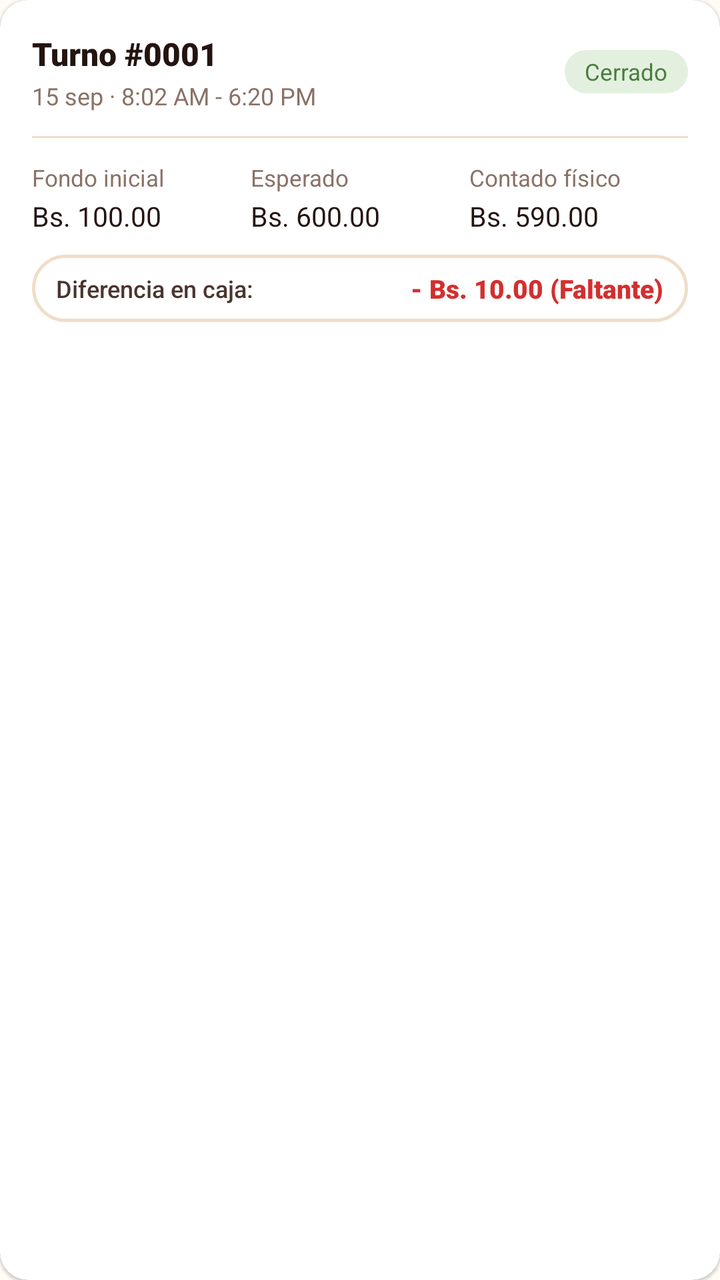
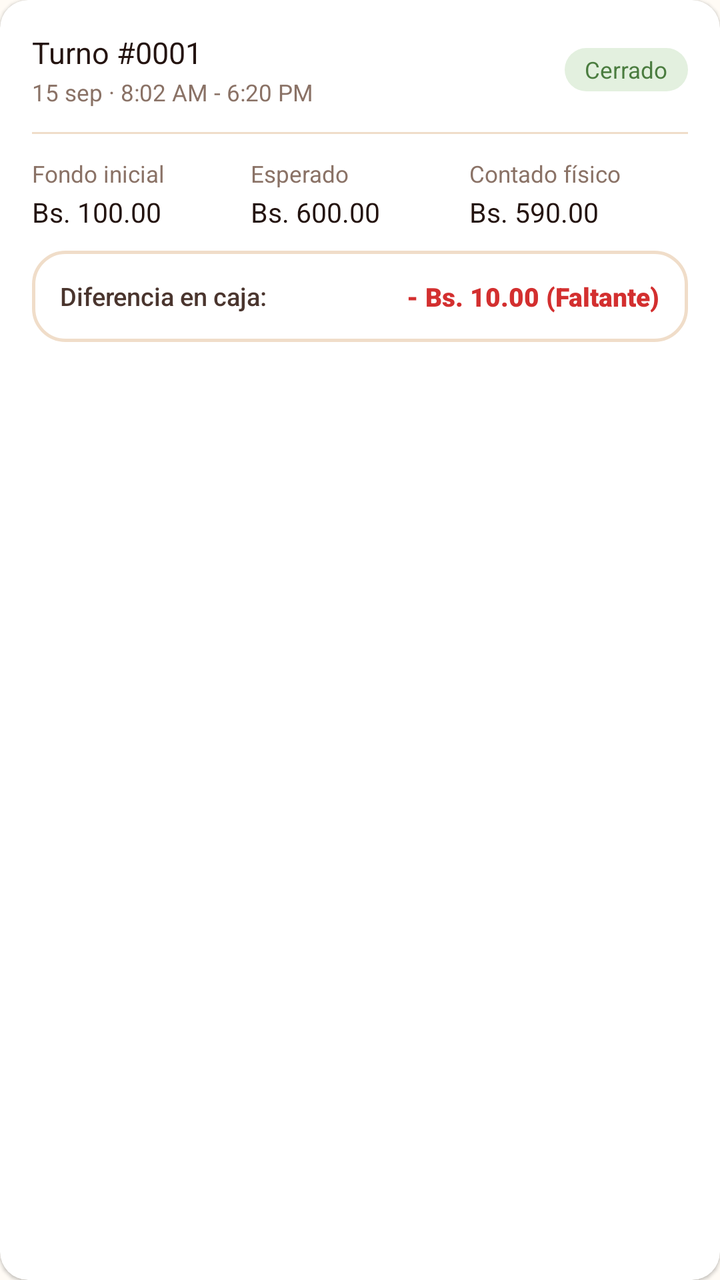

The first picture is an Android layout as it rendered before a commit; the second is the same layout after the commit. The layout source and the unified diff follow.
<!-- AndroidManifest.xml: application theme Theme.Pollogithub -->
<!-- res/layout/item_historial_turno.xml -->
<?xml version="1.0" encoding="utf-8"?>
<androidx.cardview.widget.CardView xmlns:android="http://schemas.android.com/apk/res/android"
    xmlns:app="http://schemas.android.com/apk/res-auto"
    android:layout_width="match_parent"
    android:layout_height="wrap_content"
    android:layout_marginHorizontal="16dp"
    android:layout_marginVertical="6dp"
    app:cardBackgroundColor="@color/white"
    app:cardCornerRadius="14dp"
    app:cardElevation="1dp"
    app:strokeColor="@color/line_color"
    app:strokeWidth="1dp">

    <LinearLayout
        android:layout_width="match_parent"
        android:layout_height="wrap_content"
        android:orientation="vertical"
        android:padding="16dp">

        
        <LinearLayout
            android:layout_width="match_parent"
            android:layout_height="wrap_content"
            android:gravity="center_vertical"
            android:orientation="horizontal">

            <LinearLayout
                android:layout_width="0dp"
                android:layout_height="wrap_content"
                android:layout_weight="1"
                android:orientation="vertical">

                <TextView
                    android:id="@+id/tvTurnoNumero"
                    android:layout_width="wrap_content"
                    android:layout_height="wrap_content"
                    android:fontFamily="sans-serif-black"
                    android:text="Turno #0001"
                    android:textColor="@color/char_900"
                    android:textSize="16sp" />

                <TextView
                    android:id="@+id/tvTurnoFechas"
                    android:layout_width="wrap_content"
                    android:layout_height="wrap_content"
                    android:layout_marginTop="2dp"
                    android:fontFamily="sans-serif"
                    android:text="15 sep · 8:02 AM - 6:20 PM"
                    android:textColor="@color/char_400"
                    android:textSize="12sp" />
            </LinearLayout>

            <TextView
                android:id="@+id/tvTurnoEstadoBadge"
                android:layout_width="wrap_content"
                android:layout_height="wrap_content"
                android:background="@drawable/bg_badge_active_shift"
                android:fontFamily="sans-serif-bold"
                android:paddingHorizontal="10dp"
                android:paddingVertical="3dp"
                android:text="Cerrado"
                android:textColor="@color/ok_600"
                android:textSize="11.5sp" />
        </LinearLayout>

        <View
            android:layout_width="match_parent"
            android:layout_height="1dp"
            android:layout_marginVertical="12dp"
            android:background="@color/line_color" />

        
        <LinearLayout
            android:layout_width="match_parent"
            android:layout_height="wrap_content"
            android:orientation="horizontal">

            <LinearLayout
                android:layout_width="0dp"
                android:layout_height="wrap_content"
                android:layout_weight="1"
                android:orientation="vertical">

                <TextView
                    android:layout_width="wrap_content"
                    android:layout_height="wrap_content"
                    android:fontFamily="sans-serif"
                    android:text="Fondo inicial"
                    android:textColor="@color/char_400"
                    android:textSize="11.5sp" />

                <TextView
                    android:id="@+id/tvFondoInicialItem"
                    android:layout_width="wrap_content"
                    android:layout_height="wrap_content"
                    android:layout_marginTop="2dp"
                    android:fontFamily="sans-serif-bold"
                    android:text="Bs. 100.00"
                    android:textColor="@color/char_900"
                    android:textSize="13.5sp" />
            </LinearLayout>

            <LinearLayout
                android:layout_width="0dp"
                android:layout_height="wrap_content"
                android:layout_weight="1"
                android:orientation="vertical">

                <TextView
                    android:layout_width="wrap_content"
                    android:layout_height="wrap_content"
                    android:fontFamily="sans-serif"
                    android:text="Esperado"
                    android:textColor="@color/char_400"
                    android:textSize="11.5sp" />

                <TextView
                    android:id="@+id/tvEsperadoItem"
                    android:layout_width="wrap_content"
                    android:layout_height="wrap_content"
                    android:layout_marginTop="2dp"
                    android:fontFamily="sans-serif-bold"
                    android:text="Bs. 600.00"
                    android:textColor="@color/char_900"
                    android:textSize="13.5sp" />
            </LinearLayout>

            <LinearLayout
                android:layout_width="0dp"
                android:layout_height="wrap_content"
                android:layout_weight="1"
                android:orientation="vertical">

                <TextView
                    android:layout_width="wrap_content"
                    android:layout_height="wrap_content"
                    android:fontFamily="sans-serif"
                    android:text="Contado físico"
                    android:textColor="@color/char_400"
                    android:textSize="11.5sp" />

                <TextView
                    android:id="@+id/tvContadoItem"
                    android:layout_width="wrap_content"
                    android:layout_height="wrap_content"
                    android:layout_marginTop="2dp"
                    android:fontFamily="sans-serif-bold"
                    android:text="Bs. 590.00"
                    android:textColor="@color/char_900"
                    android:textSize="13.5sp" />
            </LinearLayout>
        </LinearLayout>

        
        <LinearLayout
            android:id="@+id/layoutDiferencia"
            android:layout_width="match_parent"
            android:layout_height="wrap_content"
            android:layout_marginTop="10dp"
            android:background="@drawable/bg_order_card"
            android:gravity="center_vertical"
            android:orientation="horizontal"
            android:paddingHorizontal="12dp"
            android:paddingVertical="8dp">

            <TextView
                android:id="@+id/tvDiferenciaLabel"
                android:layout_width="0dp"
                android:layout_height="wrap_content"
                android:layout_weight="1"
                android:fontFamily="sans-serif-medium"
                android:text="Diferencia en caja:"
                android:textColor="@color/char_700"
                android:textSize="12sp" />

            <TextView
                android:id="@+id/tvDiferenciaMonto"
                android:layout_width="wrap_content"
                android:layout_height="wrap_content"
                android:fontFamily="sans-serif-black"
                android:text="- Bs. 10.00 (Faltante)"
                android:textColor="#D32F2F"
                android:textSize="13sp" />
        </LinearLayout>

    </LinearLayout>
</androidx.cardview.widget.CardView>
<!-- resources referenced by this layout -->
<resources>
  <color name="char_400">#8A7266</color>
  <color name="char_700">#4A352E</color>
  <color name="char_900">#241410</color>
  <color name="ok_600">#4A7C3F</color>
  <color name="white">#FFFFFFFF</color>
  <color name="ok_100">#E3F0DF</color>
  <color name="paper_50">#FFFBF5</color>
  <color name="ember_100">#FFE4D1</color>
  <color name="ember_700">#9C2F0E</color>
  <!-- unchanged entries left out for length: 6 -->
</resources>

<!-- the commit's change to res/layout/item_historial_turno.xml (unified diff, before → after) -->
@@ -1,21 +1,17 @@
 <?xml version="1.0" encoding="utf-8"?>
 <androidx.cardview.widget.CardView xmlns:android="http://schemas.android.com/apk/res/android"
     xmlns:app="http://schemas.android.com/apk/res-auto"
+    style="@style/Widget.Pollo.Card.White"
     android:layout_width="match_parent"
     android:layout_height="wrap_content"
-    android:layout_marginHorizontal="16dp"
-    android:layout_marginVertical="6dp"
-    app:cardBackgroundColor="@color/white"
-    app:cardCornerRadius="14dp"
-    app:cardElevation="1dp"
-    app:strokeColor="@color/line_color"
-    app:strokeWidth="1dp">
+    android:layout_marginHorizontal="@dimen/card_margin_horizontal"
+    android:layout_marginVertical="@dimen/card_margin_vertical">
 
     <LinearLayout
         android:layout_width="match_parent"
         android:layout_height="wrap_content"
         android:orientation="vertical"
-        android:padding="16dp">
+        android:padding="@dimen/spacing_l">
 
         
         <LinearLayout
@@ -32,42 +28,35 @@
 
                 <TextView
                     android:id="@+id/tvTurnoNumero"
+                    style="@style/TextAppearance.Pollo.Title.Small"
                     android:layout_width="wrap_content"
                     android:layout_height="wrap_content"
-                    android:fontFamily="sans-serif-black"
-                    android:text="Turno #0001"
-                    android:textColor="@color/char_900"
-                    android:textSize="16sp" />
+                    android:text="Turno #0001" />
 
                 <TextView
                     android:id="@+id/tvTurnoFechas"
+                    style="@style/TextAppearance.Pollo.Subtitle"
                     android:layout_width="wrap_content"
                     android:layout_height="wrap_content"
-                    android:layout_marginTop="2dp"
-                    android:fontFamily="sans-serif"
-                    android:text="15 sep · 8:02 AM - 6:20 PM"
-                    android:textColor="@color/char_400"
-                    android:textSize="12sp" />
+                    android:layout_marginTop="@dimen/spacing_2xs"
+                    android:text="15 sep · 8:02 AM - 6:20 PM" />
             </LinearLayout>
 
             <TextView
                 android:id="@+id/tvTurnoEstadoBadge"
+                style="@style/TextAppearance.Pollo.Badge.Status"
                 android:layout_width="wrap_content"
                 android:layout_height="wrap_content"
                 android:background="@drawable/bg_badge_active_shift"
-                android:fontFamily="sans-serif-bold"
                 android:paddingHorizontal="10dp"
                 android:paddingVertical="3dp"
                 android:text="Cerrado"
-                android:textColor="@color/ok_600"
-                android:textSize="11.5sp" />
+                android:textColor="@color/ok_600" />
         </LinearLayout>
 
         <View
-            android:layout_width="match_parent"
-            android:layout_height="1dp"
-            android:layout_marginVertical="12dp"
-            android:background="@color/line_color" />
+            style="@style/Widget.Pollo.Divider"
+            android:layout_marginVertical="@dimen/spacing_m" />
 
         
         <LinearLayout
@@ -82,22 +71,19 @@
                 android:orientation="vertical">
 
                 <TextView
+                    style="@style/TextAppearance.Pollo.Subtitle"
                     android:layout_width="wrap_content"
                     android:layout_height="wrap_content"
-                    android:fontFamily="sans-serif"
-                    android:text="Fondo inicial"
-                    android:textColor="@color/char_400"
-                    android:textSize="11.5sp" />
+                    android:text="Fondo inicial" />
 
                 <TextView
                     android:id="@+id/tvFondoInicialItem"
+                    style="@style/TextAppearance.Pollo.Body.Dark"
                     android:layout_width="wrap_content"
                     android:layout_height="wrap_content"
-                    android:layout_marginTop="2dp"
+                    android:layout_marginTop="@dimen/spacing_2xs"
                     android:fontFamily="sans-serif-bold"
-                    android:text="Bs. 100.00"
-                    android:textColor="@color/char_900"
-                    android:textSize="13.5sp" />
+                    android:text="Bs. 100.00" />
             </LinearLayout>
 
             <LinearLayout
@@ -107,22 +93,19 @@
                 android:orientation="vertical">
 
                 <TextView
+                    style="@style/TextAppearance.Pollo.Subtitle"
                     android:layout_width="wrap_content"
                     android:layout_height="wrap_content"
-                    android:fontFamily="sans-serif"
-                    android:text="Esperado"
-                    android:textColor="@color/char_400"
-                    android:textSize="11.5sp" />
+                    android:text="Esperado" />
 
                 <TextView
                     android:id="@+id/tvEsperadoItem"
+                    style="@style/TextAppearance.Pollo.Body.Dark"
                     android:layout_width="wrap_content"
                     android:layout_height="wrap_content"
-                    android:layout_marginTop="2dp"
+                    android:layout_marginTop="@dimen/spacing_2xs"
                     android:fontFamily="sans-serif-bold"
-                    android:text="Bs. 600.00"
-                    android:textColor="@color/char_900"
-                    android:textSize="13.5sp" />
+                    android:text="Bs. 600.00" />
             </LinearLayout>
 
             <LinearLayout
@@ -132,46 +115,41 @@
                 android:orientation="vertical">
 
                 <TextView
+                    style="@style/TextAppearance.Pollo.Subtitle"
                     android:layout_width="wrap_content"
                     android:layout_height="wrap_content"
-                    android:fontFamily="sans-serif"
-                    android:text="Contado físico"
-                    android:textColor="@color/char_400"
-                    android:textSize="11.5sp" />
+                    android:text="Contado físico" />
 
                 <TextView
                     android:id="@+id/tvContadoItem"
+                    style="@style/TextAppearance.Pollo.Body.Dark"
                     android:layout_width="wrap_content"
                     android:layout_height="wrap_content"
-                    android:layout_marginTop="2dp"
+                    android:layout_marginTop="@dimen/spacing_2xs"
                     android:fontFamily="sans-serif-bold"
-                    android:text="Bs. 590.00"
-                    android:textColor="@color/char_900"
-                    android:textSize="13.5sp" />
+                    android:text="Bs. 590.00" />
             </LinearLayout>
         </LinearLayout>
 
         
         <LinearLayout
             android:id="@+id/layoutDiferencia"
+            style="@style/Widget.Pollo.Card.Order"
             android:layout_width="match_parent"
             android:layout_height="wrap_content"
             android:layout_marginTop="10dp"
-            android:background="@drawable/bg_order_card"
             android:gravity="center_vertical"
             android:orientation="horizontal"
-            android:paddingHorizontal="12dp"
-            android:paddingVertical="8dp">
+            android:paddingHorizontal="@dimen/spacing_m"
+            android:paddingVertical="@dimen/spacing_s">
 
             <TextView
                 android:id="@+id/tvDiferenciaLabel"
+                style="@style/TextAppearance.Pollo.Label"
                 android:layout_width="0dp"
                 android:layout_height="wrap_content"
                 android:layout_weight="1"
-                android:fontFamily="sans-serif-medium"
-                android:text="Diferencia en caja:"
-                android:textColor="@color/char_700"
-                android:textSize="12sp" />
+                android:text="Diferencia en caja:" />
 
             <TextView
                 android:id="@+id/tvDiferenciaMonto"
@@ -179,7 +157,7 @@
                 android:layout_height="wrap_content"
                 android:fontFamily="sans-serif-black"
                 android:text="- Bs. 10.00 (Faltante)"
-                android:textColor="#D32F2F"
+                android:textColor="@color/danger_600"
                 android:textSize="13sp" />
         </LinearLayout>
 
<!-- resource entries referenced after the edit -->
@@ -1,11 +1,79 @@
 <!-- resources referenced by this layout -->
 <resources>
+  <color name="danger_600">#D32F2F</color>
   <color name="char_400">#8A7266</color>
+  <dimen name="text_size_caption">11.5sp</dimen>
+  <style name="TextAppearance.Pollo.Title" parent="TextAppearance.Pollo" />
+  <dimen name="text_size_title_small">15sp</dimen>
+  <style name="Widget.Pollo.Card" parent="" />
+  <dimen name="card_padding_standard">14dp</dimen>
   <color name="char_700">#4A352E</color>
+  <dimen name="text_size_label">12.5sp</dimen>
   <color name="char_900">#241410</color>
+  <style name="TextAppearance.Pollo" parent="android:TextAppearance" />
   <color name="ok_600">#4A7C3F</color>
+  <dimen name="card_margin_horizontal">16dp</dimen>
+  <dimen name="card_margin_vertical">6dp</dimen>
+  <dimen name="spacing_2xs">2dp</dimen>
+  <dimen name="spacing_l">16dp</dimen>
+  <dimen name="spacing_m">12dp</dimen>
+  <dimen name="spacing_s">8dp</dimen>
+  <style name="TextAppearance.Pollo.Badge.Status" parent="TextAppearance.Pollo.Badge">
+          <item name="android:fontFamily">sans-serif-bold</item>
+          <item name="android:textSize">11.5sp</item>
+          <item name="android:textAllCaps">false</item>
+      </style>
+  <style name="TextAppearance.Pollo.Body.Dark" parent="TextAppearance.Pollo.Body">
+          <item name="android:textColor">@color/char_900</item>
+      </style>
+  <style name="TextAppearance.Pollo.Label" parent="TextAppearance.Pollo">
+          <item name="android:fontFamily">sans-serif-medium</item>
+          <item name="android:textColor">@color/char_700</item>
+          <item name="android:textSize">@dimen/text_size_label</item>
+      </style>
+  <style name="TextAppearance.Pollo.Subtitle" parent="TextAppearance.Pollo">
+          <item name="android:fontFamily">sans-serif</item>
+          <item name="android:textColor">@color/char_400</item>
+          <item name="android:textSize">@dimen/text_size_caption</item>
+      </style>
+  <style name="TextAppearance.Pollo.Title.Small" parent="TextAppearance.Pollo.Title">
+          <item name="android:fontFamily">sans-serif-bold</item>
+          <item name="android:textColor">@color/char_900</item>
+          <item name="android:textSize">@dimen/text_size_title_small</item>
+      </style>
+  <style name="Widget.Pollo.Card.Order" parent="Widget.Pollo.Card">
+          <item name="android:background">@drawable/bg_order_card</item>
+          <item name="android:padding">@dimen/card_padding_standard</item>
+      </style>
+  <style name="Widget.Pollo.Card.White" parent="Widget.Pollo.Card">
+          <item name="cardBackgroundColor">@color/white</item>
+          <item name="cardCornerRadius">@dimen/radius_card</item>
+          <item name="cardElevation">1dp</item>
+          <item name="strokeColor">@color/line_color</item>
+          <item name="strokeWidth">1dp</item>
+      </style>
+  <style name="Widget.Pollo.Divider" parent="Widget.Pollo">
+          <item name="android:layout_width">match_parent</item>
+          <item name="android:layout_height">1dp</item>
+          <item name="android:background">@color/line_color</item>
+      </style>
   <color name="white">#FFFFFFFF</color>
+  <dimen name="radius_card">14dp</dimen>
+  <style name="Widget.Pollo" parent="" />
+  <dimen name="text_size_badge">10.5sp</dimen>
+  <dimen name="text_size_body">13.5sp</dimen>
   <color name="ok_100">#E3F0DF</color>
+  <style name="TextAppearance.Pollo.Badge" parent="TextAppearance.Pollo">
+          <item name="android:fontFamily">sans-serif-black</item>
+          <item name="android:textColor">@color/white</item>
+          <item name="android:textSize">@dimen/text_size_badge</item>
+          <item name="android:textAllCaps">true</item>
+      </style>
+  <style name="TextAppearance.Pollo.Body" parent="TextAppearance.Pollo">
+          <item name="android:fontFamily">sans-serif</item>
+          <item name="android:textColor">@color/char_700</item>
+          <item name="android:textSize">@dimen/text_size_body</item>
+      </style>
   <color name="paper_50">#FFFBF5</color>
   <color name="ember_100">#FFE4D1</color>
   <color name="ember_700">#9C2F0E</color>
